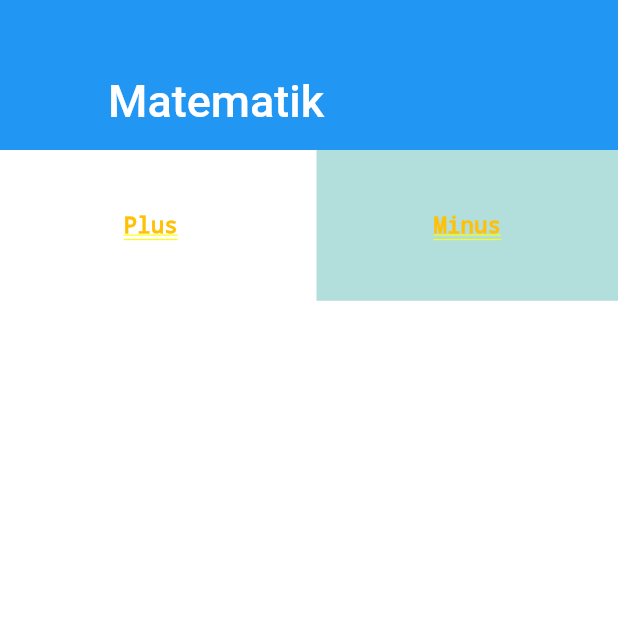
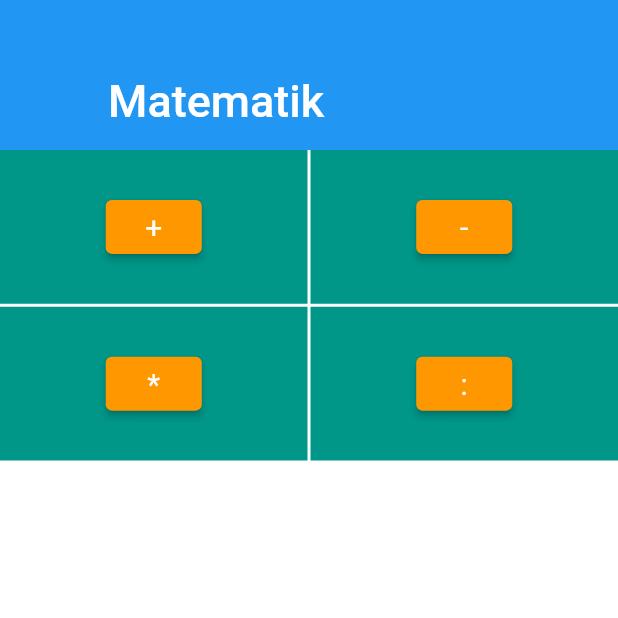
Before and after one commit to mdakin/matematik, a Flutter app: the screen it shows after launch, on a phone screen of 412 x 824 dp, the top half of it. Run offline on Flutter 3.47's test engine with Material 2 defaults, Android fonts, the phone set to English and light mode, and no system bars.

Commit message:
some hardcoded non functional question page, formatting.

```diff
--- a/lib/choice.dart
+++ b/lib/choice.dart
@@ -1,4 +1,2 @@
 // Class representing a choice for a question
-class Choice {
-
-}
+class Choice {}
--- a/lib/choices.dart
+++ b/lib/choices.dart
@@ -1,5 +1,2 @@
-
 // A class representing a set of choices.
-class Choices {
-
-}
+class Choices {}
--- a/lib/excercise_registry.dart
+++ b/lib/excercise_registry.dart
@@ -1,4 +1 @@
-
-class ExerciseRegistry {
-
-}
+class ExerciseRegistry {}
--- a/lib/exercise.dart
+++ b/lib/exercise.dart
@@ -3,5 +3,6 @@ import 'package:matematik/question_set.dart';
 class Exercise {
   String name;
   QuestionSet questions;
+
   Exercise(this.name);
 }
--- a/lib/home_page.dart
+++ b/lib/home_page.dart
@@ -6,7 +6,12 @@ import 'main_menu.dart';
 class HomePage extends StatelessWidget {
   @override
   Widget build(BuildContext context) {
-    final exercises = [Exercise("Plus"), Exercise("Minus")];
+    final exercises = [
+      Exercise("+"),
+      Exercise("-"),
+      Exercise("*"),
+      Exercise(":")
+    ];
     return MainMenu(exercises);
   }
 }
--- a/lib/main.dart
+++ b/lib/main.dart
@@ -1,8 +1,4 @@
 import 'package:flutter/material.dart';
-import 'package:matematik/exercise.dart';
-import 'package:matematik/main_menu.dart';
-import 'package:matematik/question.dart';
-import 'package:matematik/question_widget.dart';
 import 'package:matematik/route_generator.dart';
 
 // This is the entry point of Flutter application.
--- a/lib/main_menu.dart
+++ b/lib/main_menu.dart
@@ -1,11 +1,14 @@
 import 'package:flutter/material.dart';
 import 'package:matematik/exercise.dart';
+import 'package:matematik/simple_arithmetic_question.dart';
 
 class MainMenu extends StatelessWidget {
-
   final List<Exercise> exercises;
 
   MainMenu(this.exercises);
+
+  final ButtonStyle style = ElevatedButton.styleFrom(
+      primary: Colors.orange, textStyle: const TextStyle(fontSize: 20));
 
   @override
   Widget build(BuildContext context) {
@@ -21,17 +24,25 @@ class MainMenu extends StatelessWidget {
         SliverGrid(
           gridDelegate: SliverGridDelegateWithMaxCrossAxisExtent(
             maxCrossAxisExtent: 300.0,
-            mainAxisSpacing: 5.0,
-            crossAxisSpacing: 10.0,
+            mainAxisSpacing: 2.0,
+            crossAxisSpacing: 2.0,
             childAspectRatio: 2.0,
           ),
           delegate: SliverChildBuilderDelegate(
-                (BuildContext context, int index) {
+            (BuildContext context, int index) {
               return Container(
                 alignment: Alignment.center,
-                color: Colors.teal[100 * (index % 9)],
-                child: Text('${exercises[index].name}',
-                  style: TextStyle(fontSize: 15.0, color: Colors.amber),),
+                color: Colors.teal,
+                child: ElevatedButton(
+                  style: style,
+                  onPressed: () {
+                    Navigator.push(
+                        context,
+                        MaterialPageRoute(
+                            builder: (context) => SimpleArithmeticQuestion()));
+                  },
+                  child: Text('${exercises[index].name}'),
+                ),
               );
             },
             childCount: exercises.length,
--- a/lib/question_set.dart
+++ b/lib/question_set.dart
@@ -1,4 +1,3 @@
-
 import 'package:matematik/question.dart';
 
 class QuestionSet {
--- a/lib/route_generator.dart
+++ b/lib/route_generator.dart
@@ -11,7 +11,7 @@ class RouteGenerator {
       case '/':
         return MaterialPageRoute(builder: (_) => HomePage());
       case '/exercise':
-      // Validation of correct data type
+        // Validation of correct data type
 //        if (args is String) {
 //          return MaterialPageRoute(
 //            builder: (_) => SecondPage(
@@ -23,7 +23,7 @@ class RouteGenerator {
         // You can also throw an exception while in development.
         return _errorRoute(settings.name);
       default:
-      // If there is no such named route in the switch statement, e.g. /third
+        // If there is no such named route in the switch statement, e.g. /third
         return _errorRoute(settings.name);
     }
   }
```
Also changed, not shown: lib/number_button.dart (+6 -7 lines), lib/question.dart (+3 -4 lines), lib/question_widget.dart (+26 -7 lines), lib/simple_arithmetic_question.dart (added, +12 -0 lines).
